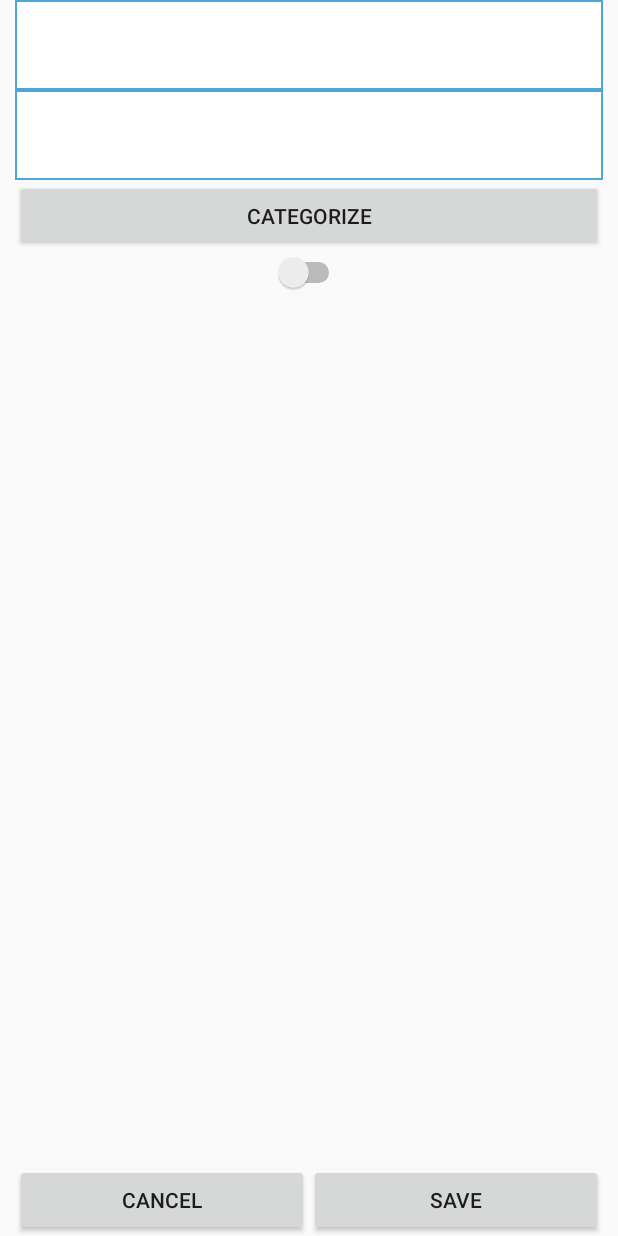
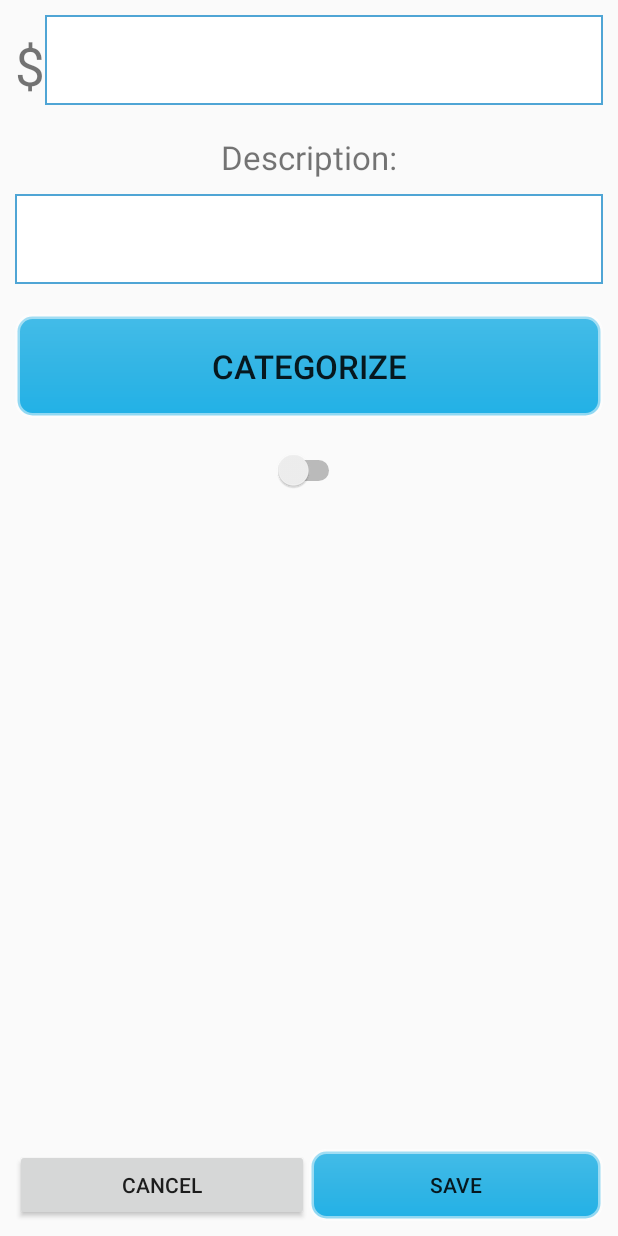
Before and after one commit to shamgang/easymoney, an Android app: the layout fragment_add_transaction.xml on its own in the app's theme, with its tools: preview values and no code run, on a phone screen of 412 x 824 dp. Run offline under Robolectric (Android 15) with nearby library versions, the phone set to English and light mode, and no system bars.

Commit message:
touch up add transaction page

```diff
--- a/app/src/main/java/com/shamik/budget/app/AddTransactionFragment.java
+++ b/app/src/main/java/com/shamik/budget/app/AddTransactionFragment.java
@@ -51,6 +51,14 @@ public class AddTransactionFragment extends BaseFullscreenFragment {
                 ((MainActivity)getActivity()).selectNavItem(0);
             }
         });
+        Button cancelButton = (Button)view.findViewById(R.id.transaction_cancel_button);
+        cancelButton.setOnClickListener(new View.OnClickListener() {
+            @Override
+            public void onClick(View v) {
+                // return to transaction list
+                ((MainActivity)getActivity()).selectNavItem(0);
+            }
+        });
         return view;
     }
 
--- /dev/null
+++ b/app/src/main/res/drawable/button.xml
@@ -0,0 +1,12 @@
+<?xml version="1.0" encoding="utf-8"?>
+<shape xmlns:android="http://schemas.android.com/apk/res/android" >
+    <stroke android:width="3dp"
+        android:color="#80FFFFFF" />
+
+    <corners android:radius="10dp" />
+
+    <gradient android:angle="270"
+        android:centerColor="#33b5e5"
+        android:endColor="#22B1E6"
+        android:startColor="#43BCE8" />
+</shape>
--- a/app/src/main/res/layout/fragment_add_transaction.xml
+++ b/app/src/main/res/layout/fragment_add_transaction.xml
@@ -3,8 +3,7 @@
 <RelativeLayout xmlns:android="http://schemas.android.com/apk/res/android"
     android:layout_width="match_parent"
     android:layout_height="match_parent"
-    android:paddingLeft="10dp"
-    android:paddingRight="10dp" >
+    android:padding="10dp" >
 
     <!-- footer -->
     <LinearLayout
@@ -15,6 +14,7 @@
 
         <!-- Cancel -->
         <Button
+            android:id="@+id/transaction_cancel_button"
             android:layout_width="0dp"
             android:layout_weight=".5"
             android:layout_height="wrap_content"
@@ -25,6 +25,7 @@
             android:layout_width="0dp"
             android:layout_weight=".5"
             android:layout_height="wrap_content"
+            android:background="@drawable/button"
             android:text="@string/save_button" />
 
     </LinearLayout>
@@ -37,6 +38,18 @@
         android:layout_above="@id/add_transaction_footer">
 
         <!-- amount -->
+        <LinearLayout
+            android:layout_width="match_parent"
+            android:layout_height="wrap_content"
+            android:orientation="horizontal"
+            android:layout_marginBottom="10dp" >
+
+            <TextView
+                android:layout_width="wrap_content"
+                android:layout_height="wrap_content"
+                android:text="@string/dollar"
+                android:textSize="16pt"/>
+
             <EditText
                 android:id="@+id/add_transaction_amount"
                 android:layout_width="match_parent"
@@ -46,19 +59,33 @@
                 android:background="@drawable/rect"
                 android:inputType="numberDecimal" />
 
+        </LinearLayout>
+
         <!-- description -->
+        <TextView
+            android:layout_width="match_parent"
+            android:layout_height="wrap_content"
+            android:text="@string/add_transaction_description_label"
+            android:textSize="10pt"
+            android:padding="10dp"
+            android:gravity="center"/>
         <EditText
             android:id="@+id/add_transaction_description"
             android:layout_width="match_parent"
             android:layout_height="60dp"
             android:background="@drawable/rect"
-            android:inputType="text" />
+            android:inputType="text"
+            android:layout_marginBottom="20dp"/>
 
         <!-- Categorize -->
         <Button
             android:layout_width="match_parent"
             android:layout_height="wrap_content"
-            android:text="@string/categorize_button" />
+            android:text="@string/categorize_button"
+            android:textSize="10pt"
+            android:padding="20dp"
+            android:background="@drawable/button"
+            android:layout_marginBottom="20dp"/>
 
         <!-- expense/income switch -->
         <LinearLayout
@@ -70,6 +97,7 @@
                 android:id="@+id/add_transaction_is_income"
                 android:layout_width="wrap_content"
                 android:layout_height="wrap_content"
+                android:textSize="10pt"
                 android:textOff="Expense"
                 android:textOn="Income" />
 
--- a/app/src/main/res/values/strings.xml
+++ b/app/src/main/res/values/strings.xml
@@ -12,6 +12,7 @@
 
     <!-- TransactionListFragment -->
     <string name="transaction_list_fragment_title">Transactions</string>
+    <string name="decimal">.</string>
 
     <!-- CategoryListFragment -->
     <string name="category_list_fragment_title">Categories</string>
@@ -20,7 +21,8 @@
     <string name="add_transaction_fragment_title">Add Transaction</string>
     <string name="cancel_button">Cancel</string>
     <string name="save_button">Save</string>
-    <string name="decimal">.</string>
+    <string name="dollar">$</string>
+    <string name="add_transaction_description_label">Description:</string>
     <string name="categorize_button">Categorize</string>
 
     <!-- AddCategoryDialogFragment -->
```
Lines whose indentation alone changed are shown as unchanged.
